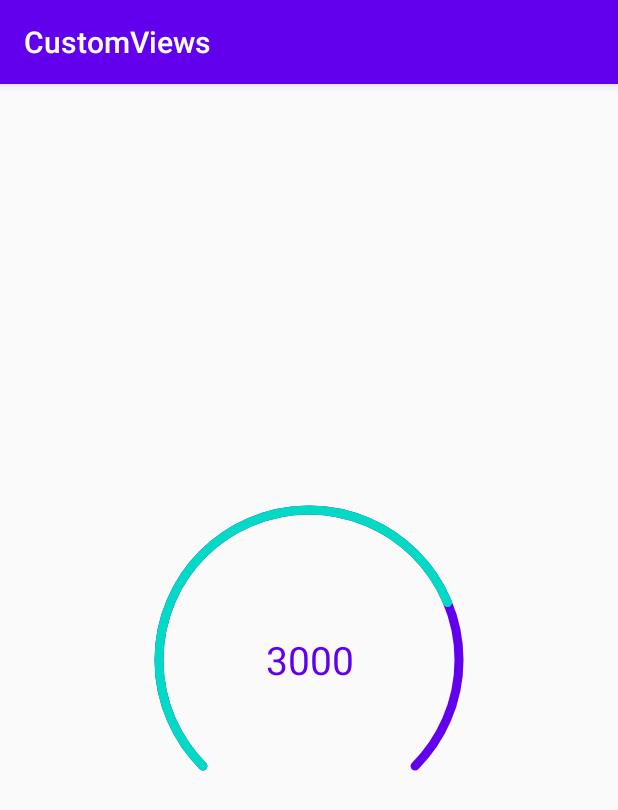
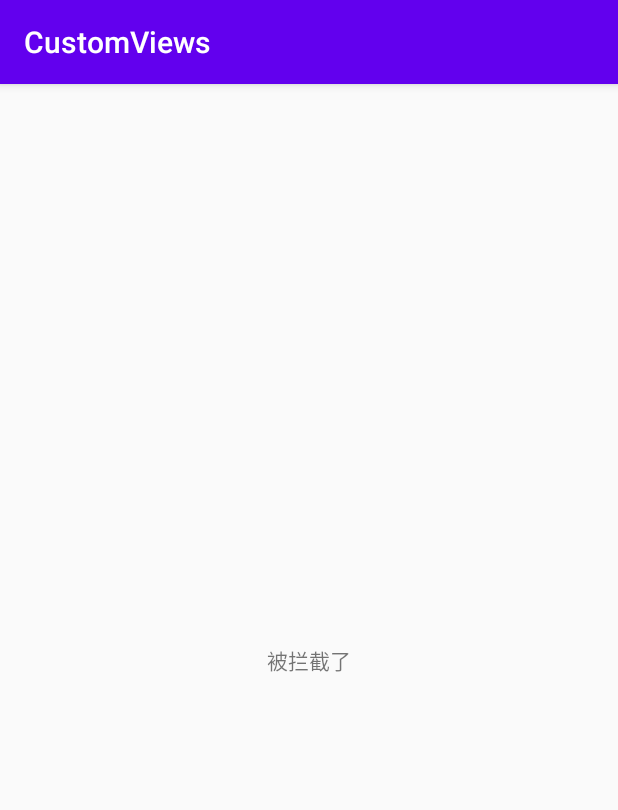
Before and after one commit to LuoSPro/CustomViews, an Android app: the MainActivity screen opened directly, with no data from a screen before it, on a phone screen of 412 x 824 dp. Shown: the top 810 px of the screen. Run offline under Robolectric (Android 15) with nearby library versions, the phone set to English and light mode, and no system bars.

Commit message:
换肤的简单体验

```diff
--- a/app/src/main/java/com/example/customviews/MainActivity.kt
+++ b/app/src/main/java/com/example/customviews/MainActivity.kt
@@ -2,37 +2,50 @@ package com.example.customviews
 
 import android.animation.ObjectAnimator
 import android.animation.ValueAnimator
+import android.content.Context
 import androidx.appcompat.app.AppCompatActivity
 import android.os.Bundle
+import android.util.AttributeSet
+import android.view.LayoutInflater
+import android.view.View
 import android.view.animation.DecelerateInterpolator
+import android.widget.TextView
+import androidx.core.view.LayoutInflaterCompat
 import kotlinx.android.synthetic.main.activity_main.*
 
 class MainActivity : AppCompatActivity() {
 
     override fun onCreate(savedInstanceState: Bundle?) {
+
+        val layoutInflater = LayoutInflater.from(this)
+        LayoutInflaterCompat.setFactory2(layoutInflater,object : LayoutInflater.Factory2{
+            override fun onCreateView(
+                parent: View?,
+                name: String,
+                context: Context,
+                attrs: AttributeSet
+            ): View? {
+                //拦截到View的创建
+                if (name == "Button"){
+                    val textView = TextView(this@MainActivity)
+                    textView.text = "被拦截了"
+                    return textView
+                }
+                return null
+            }
+
+            override fun onCreateView(name: String, context: Context, attrs: AttributeSet): View? {
+                //拦截到View的创建
+                if (name == "Button"){
+                    val textView = TextView(this@MainActivity)
+                    textView.text = "被拦截了"
+                    return textView
+                }
+                return null
+            }
+        })
+
         super.onCreate(savedInstanceState)
         setContentView(R.layout.activity_main)
-        initQQStepView()
-    }
-
-    private fun initQQStepView() {
-        step_view.apply {
-            setStepMax(4000)
-        }
-
-        //属性动画
-        val valueAnimator = ObjectAnimator.ofFloat(0f, 3000f)
-        valueAnimator.apply {
-            duration = 1000
-            interpolator = DecelerateInterpolator()
-            addUpdateListener(object : ValueAnimator.AnimatorUpdateListener {
-                override fun onAnimationUpdate(animation: ValueAnimator?) {
-                    //这里只能先转成Float，直接先转成Int会崩掉
-                    val curStep: Float = animation?.animatedValue as Float
-                    step_view.setCurStep(curStep.toInt())
-                }
-            })
-            start()
-        }
     }
 }
--- a/app/src/main/res/layout/activity_main.xml
+++ b/app/src/main/res/layout/activity_main.xml
@@ -8,14 +8,9 @@
     android:gravity="center"
     android:orientation="vertical">
 
-    <com.example.customviews.QQExerciseSteps
-        android:id="@+id/step_view"
-        app:outerColor="@color/colorPrimary"
-        app:innerColor="@color/colorAccent"
-        app:borderWidth="6dp"
-        app:stepTextSize="26sp"
-        app:stepTextColor="@color/colorPrimary"
-        android:layout_width="match_parent"
-        android:layout_height="match_parent"/>
+   <Button
+       android:layout_width="wrap_content"
+       android:layout_height="wrap_content"
+       android:text="这是一个按钮"/>
 
 </LinearLayout>
```
Also changed, not shown: 1 other file.
